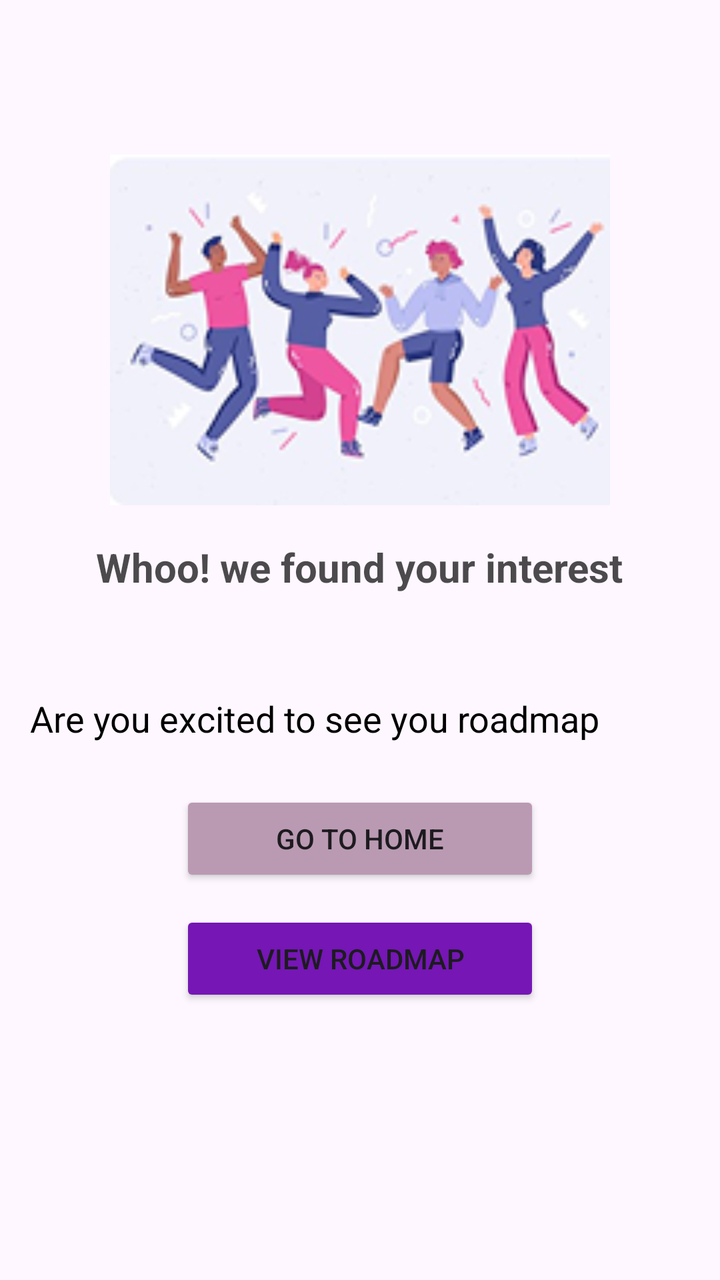
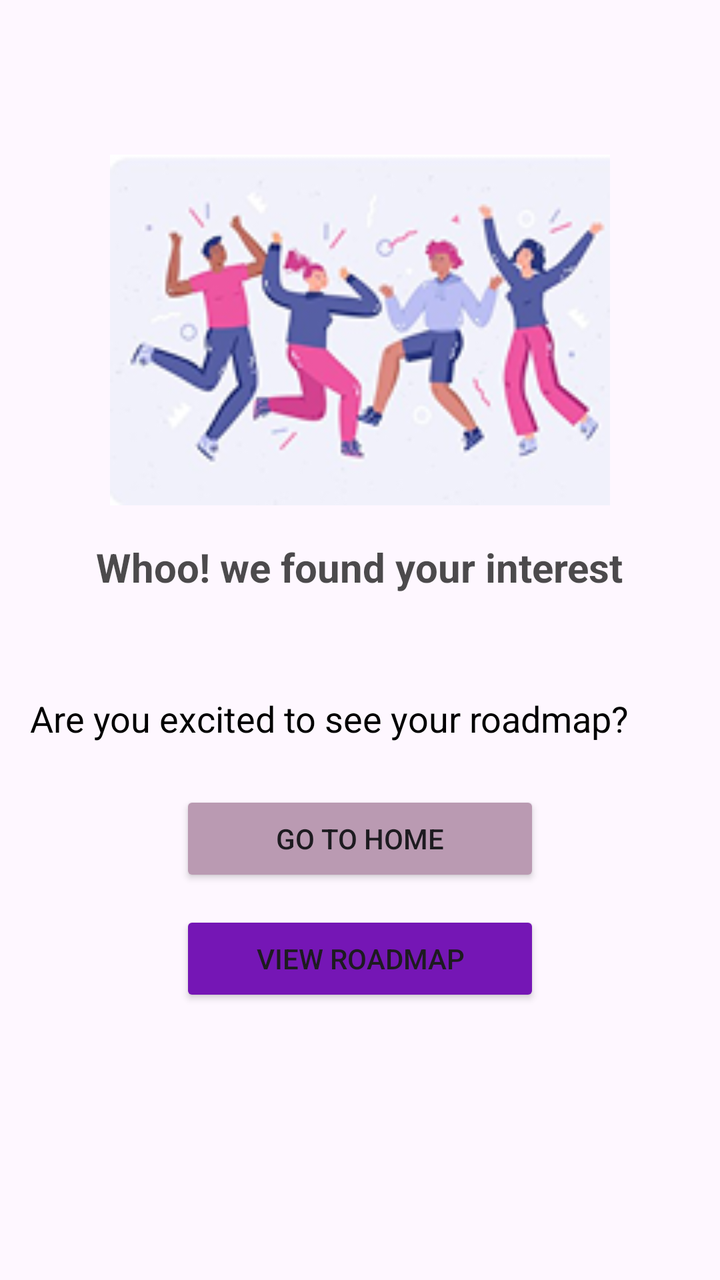

The first picture is an Android layout as it rendered before a commit; the second is the same layout after the commit. The layout source and the unified diff follow.
<!-- AndroidManifest.xml: application theme Theme.Mind2Career -->
<!-- res/layout/activity_after_assesment.xml -->
<?xml version="1.0" encoding="utf-8"?>
<ScrollView xmlns:android="http://schemas.android.com/apk/res/android"
    xmlns:app="http://schemas.android.com/apk/res-auto"
    xmlns:tools="http://schemas.android.com/tools"
    android:id="@+id/main"
    android:layout_width="match_parent"
    android:layout_height="match_parent"
    tools:context=".AfterAssesment">
    <LinearLayout
        android:layout_width="match_parent"
        android:layout_height="wrap_content"
        android:orientation="vertical"
        android:layout_marginTop="60dp">

        <ImageView
            android:layout_width="250dp"
            android:layout_height="210dp"
            android:id="@+id/whoo"
            android:src="@drawable/after"
            android:layout_gravity="center"
            android:scaleType="fitCenter"/>
        <TextView
            android:layout_width="wrap_content"
            android:layout_height="wrap_content"
            android:id="@+id/text1"
            android:layout_gravity="center"
            android:text="Whoo! we found your interest"
            android:textSize="20dp"
            android:textStyle="bold"
            android:textColor="#B3000000"/>
        <TextView
            android:layout_width="wrap_content"
            android:layout_height="wrap_content"
            android:id="@+id/text2"
            android:text="Are you excited to see you roadmap"
            android:textColor="#000000"
            android:textSize="18dp"
            android:layout_marginTop="50dp"
            android:layout_marginLeft="15dp"
            />
        <Button
            android:layout_width="180dp"
            android:layout_height="wrap_content"
            android:id="@+id/btn1"
            android:layout_gravity="center"
            android:text="Go to home"
            android:backgroundTint="#BA9AB2"
            android:layout_marginTop="24dp"
            />
        <Button
            android:layout_width="180dp"
            android:layout_height="wrap_content"
            android:id="@+id/btn2"
            android:layout_gravity="center"
            android:text="View roadmap"
            android:backgroundTint="#7516B5"
            android:layout_marginTop="12dp"
            />


    </LinearLayout>

</ScrollView>
<!-- resources referenced by this layout -->
<resources>
  <!-- drawable after: png bitmap (drawable, 34373 bytes) -->
  <style name="Theme.Mind2Career" parent="Base.Theme.Mind2Career" />
  <style name="Base.Theme.Mind2Career" parent="Theme.Material3.DayNight.NoActionBar">
          
          
      </style>
</resources>

<!-- the commit's change to res/layout/activity_after_assesment.xml (unified diff, before → after) -->
@@ -32,7 +32,7 @@
             android:layout_width="wrap_content"
             android:layout_height="wrap_content"
             android:id="@+id/text2"
-            android:text="Are you excited to see you roadmap"
+            android:text="Are you excited to see your roadmap?"
             android:textColor="#000000"
             android:textSize="18dp"
             android:layout_marginTop="50dp"
